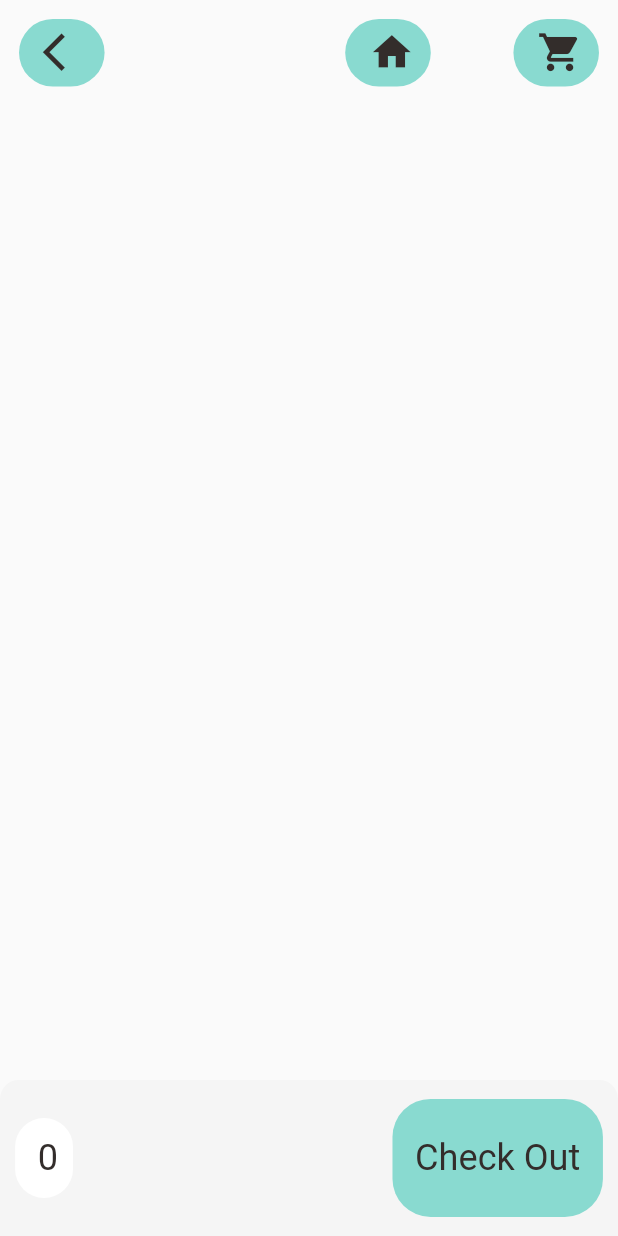
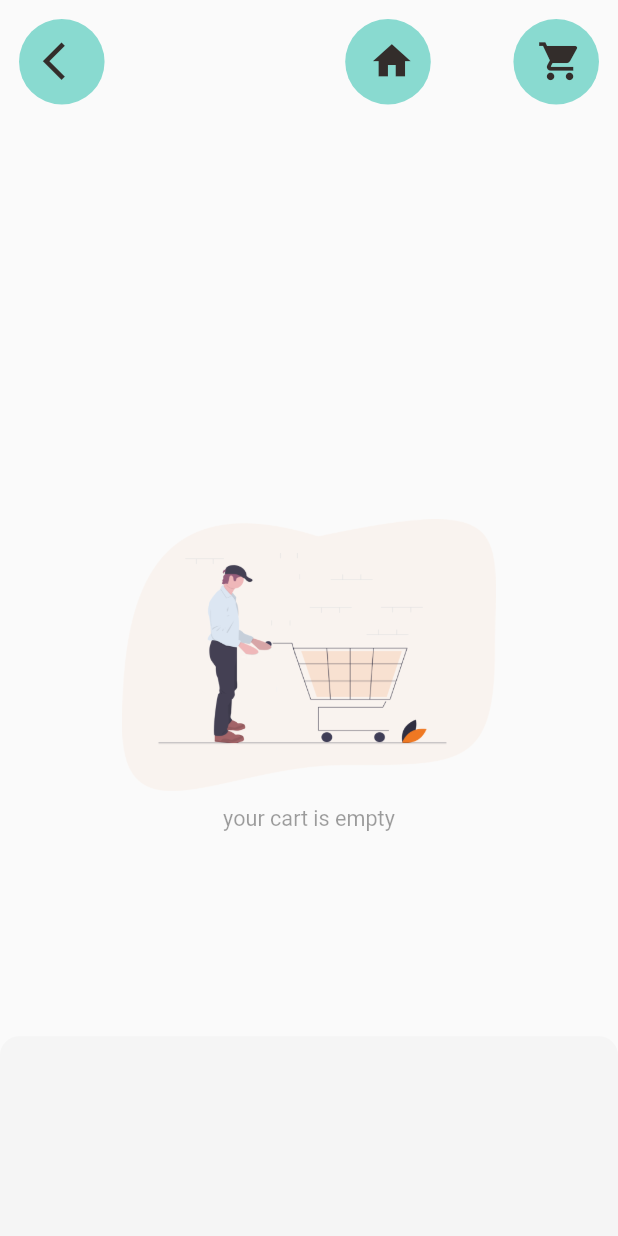
Before and after one commit to Mohamed-Elrashidy/Food_Delivery_App, a Flutter app: the CartPage screen opened by its route, on a phone screen of 412 x 824 dp. Run offline on Flutter 3.47's test engine with Material 2 defaults, Android fonts, the phone set to English and light mode, and no system bars; our stand-ins replace dots_indicator, get, shared_preferences; accounts and stored records are empty; network calls fail.

Commit message:
cart page and cart history finished and begin at account page

```diff
--- /dev/null
+++ b/app/lib/base/no_data_page.dart
@@ -0,0 +1,29 @@
+
+import 'package:app/utils/dimensionScale.dart';
+import 'package:flutter/material.dart';
+
+class NoDataPage extends StatelessWidget {
+  const NoDataPage({ required this.text,
+    this.imgPath="assets/image/empty_cart.png"});
+  final String text;
+  final String imgPath;
+
+  @override
+  Widget build(BuildContext context) {
+    return Column(
+      mainAxisAlignment: MainAxisAlignment.center,
+      crossAxisAlignment: CrossAxisAlignment.stretch,
+      children: [
+        Image.asset(imgPath,height: Dimension.screenHeight*0.22,
+        width: Dimension.screenWidth*0.22,),
+        SizedBox(height :10),
+        Text(text,style:TextStyle(
+          fontSize:Dimension.screenHeight*0.0175,
+          color: Theme.of(context).disabledColor
+        )
+        ,textAlign: TextAlign.center,
+        )
+      ],
+    );
+  }
+}
--- a/app/lib/utils/app_constants.dart
+++ b/app/lib/utils/app_constants.dart
@@ -1,13 +1,14 @@
 import 'dart:core';
 
 class AppConstants {
-   static const String APP_NAME = "DBFodd";
+  static const String APP_NAME = "DBFodd";
   static const int APP_VERSION = 1;
   static const String BASE_URI = "http://mvs.bslmeiyu.com";
   static const String POPULAR_PRODUCT_URI = "/api/v1/products/popular";
   static const String RECOMMENDED_PRODUCT_URI = "/api/v1/products/recommended";
-   static const String Token ="DBToken";
-   static const String UPLOAD_URL='/uploads/';
-   static const String CART_LIST="Cart-list";
-   static const String CART_HISTORY_LIST="cart-history-list";
+  static const String DRINKS_URI = "/api/v1/products/drinks";
+  static const String Token = "DBToken";
+  static const String UPLOAD_URL = '/uploads/';
+  static const String CART_LIST = "Cart-list";
+  static const String CART_HISTORY_LIST = "cart-history-list";
 }
--- a/app/lib/view/screens/cart/cart_page.dart
+++ b/app/lib/view/screens/cart/cart_page.dart
@@ -1,3 +1,4 @@
+import 'package:app/base/no_data_page.dart';
 import 'package:app/controller/popular_product_controller.dart';
 import 'package:app/controller/recommended_product_controller.dart';
 import 'package:app/model/cart_model.dart';
@@ -27,8 +28,15 @@ class CartPage extends StatelessWidget {
           AppBarWidget(),
           Container(
               height: Dimension.scaleHeight(
-                  Dimension.screenHeight - Dimension.scaleHeight(210)),
-              child: listWidget())
+                  Dimension.screenHeight - Dimension.scaleHeight(200)),
+              child: GetBuilder<CartController>(
+                builder: (controller) {
+                  if (controller.listOfCartItems.length > 0)
+                    return listWidget();
+                  else
+                    return NoDataPage(text: "your cart is empty");
+                },
+              ))
         ],
       ),
     ));
@@ -36,7 +44,7 @@ class CartPage extends StatelessWidget {
 
   Widget AppBarWidget() {
     return Container(
-      height: Dimension.scaleWidth(70),
+      height: Dimension.scaleHeight(70),
       child: Container(
         padding: EdgeInsets.all(Dimension.scaleHeight(10)),
         child: Row(
@@ -73,21 +81,23 @@ class CartPage extends StatelessWidget {
   Widget listWidget() {
     return GetBuilder<CartController>(builder: (cartController) {
       //recommedndedProduct.getRecommendedProductList();
-      return ListView.builder(
+      return Container(
+        child: ListView.builder(
             //  physics: NeverScrollableScrollPhysics(),
             // shrinkWrap: true,
             itemCount: cartController.listOfCartItems.length,
             itemBuilder: (_, index) {
               return itemView(
                   cartController.listOfCartItems[index], cartController);
-          });
+            }),
+      );
     });
   }
 
   Widget itemView(CartModel cartModel, CartController cartController) {
     return InkWell(
         child: Container(
-            height: Dimension.scaleWidth(150),
+            height: Dimension.scaleHeight(130),
             padding: EdgeInsets.all(Dimension.scaleWidth(10)),
             child: Row(
               children: [
@@ -139,7 +149,7 @@ class CartPage extends StatelessWidget {
                         mainAxisAlignment: MainAxisAlignment.spaceBetween,
                         children: [
                           BigText(text: cartModel.name!),
-                          SmallText(text: "spicy"),
+                          const SmallText(text: "spicy"),
                           Row(
                             mainAxisAlignment: MainAxisAlignment.spaceBetween,
                             children: [
@@ -151,7 +161,7 @@ class CartPage extends StatelessWidget {
                                   decoration: BoxDecoration(
                                       color: Colors.white,
                                       borderRadius: BorderRadius.circular(
-                                          Dimension.scaleHeight(24))),
+                                          Dimension.scaleWidth(24))),
                                   child: Row(
                                     children: [
                                       InkWell(
@@ -208,20 +218,23 @@ class CartPage extends StatelessWidget {
               padding: EdgeInsets.symmetric(
                   vertical: Dimension.scaleHeight(10),
                   horizontal: Dimension.scaleWidth(10)),
-              child: Row(
+              child: (controller.listOfCartItems.length > 0)
+                  ? Row(
                       mainAxisAlignment: MainAxisAlignment.spaceBetween,
                       children: [
                         Container(
                             decoration: BoxDecoration(
                                 color: Colors.white,
-                          borderRadius:
-                              BorderRadius.circular(Dimension.scaleHeight(16))),
+                                borderRadius: BorderRadius.circular(
+                                    Dimension.scaleHeight(16))),
                             child: Row(
                               children: [
                                 SizedBox(
                                   width: Dimension.scaleWidth(5),
                                 ),
-                          BigText(text: controller.totalCost().toString())
+                                BigText(
+                                    text: '\$ ' +
+                                        controller.totalCost().toString())
                               ],
                             ),
                             padding: EdgeInsets.symmetric(
@@ -242,7 +255,8 @@ class CartPage extends StatelessWidget {
                               child: BigText(text: "Check Out")),
                         )
                       ],
-              ),
+                    )
+                  : Container(height: Dimension.scaleHeight(85)),
             ));
   }
 }
--- a/app/lib/view/screens/home_page/home_page.dart
+++ b/app/lib/view/screens/home_page/home_page.dart
@@ -2,6 +2,8 @@ import 'package:app/utils/colors.dart';
 import 'package:app/view/screens/cart/cart_history.dart';
 import 'package:app/view/screens/food_page/main_food_page.dart';
 import 'package:flutter/material.dart';
+
+import '../account/account_page.dart';
 
 class HomePage extends StatefulWidget {
   const HomePage({Key? key}) : super(key: key);
@@ -23,9 +25,9 @@ class _HomePageState extends State<HomePage> {
   Widget build(BuildContext context) {
     List<Widget> pages = [
       const MainFoodpage(),
-     CartHistory(),
+      CartHistory(),
       Container(),
-      Container()
+      AccountPage()
     ];
     return Scaffold(
       body: pages[selectedIndex],
```
Also changed, not shown: app/lib/controller/cart_controller.dart (+9 -0 lines), app/lib/view/screens/account/account_page.dart (added, +136 -0 lines), app/lib/view/screens/cart/cart_history.dart (+49 -13 lines), app/lib/view/widgets/app_icon.dart (+11 -9 lines). Lines whose indentation alone changed are shown as unchanged.
